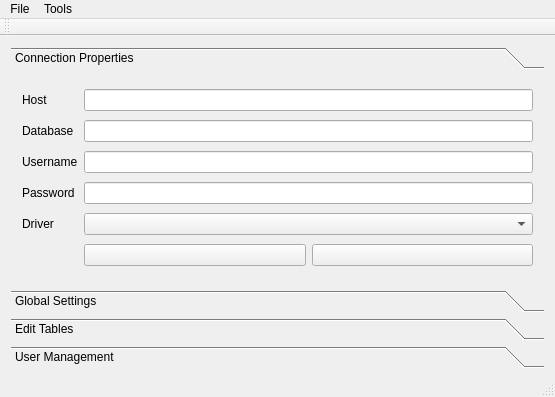
doublebyte1/app_solution, file conf_app/conf_app.ui: the form before one commit.
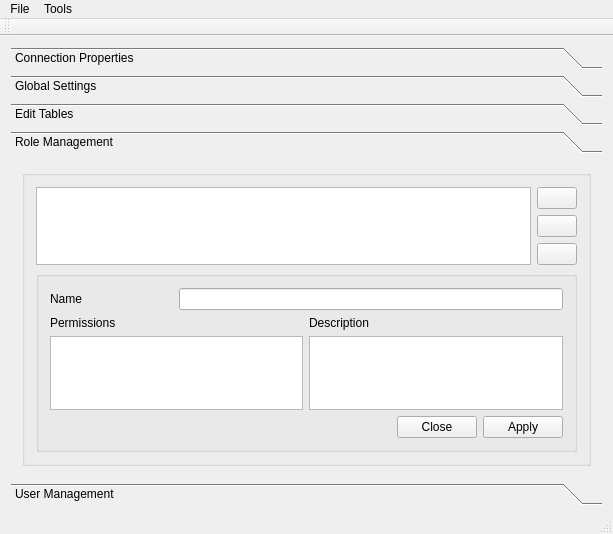
The form after the commit. The open tabs and pages were chosen to show the change. Icons and pictures are not drawn.

Commit message: - Added UI for role management

Diff of the .ui file:
```diff
--- a/conf_app/conf_app.ui
+++ b/conf_app/conf_app.ui
@@ -6,8 +6,8 @@
    <rect>
     <x>0</x>
     <y>0</y>
-    <width>555</width>
-    <height>397</height>
+    <width>613</width>
+    <height>534</height>
    </rect>
   </property>
   <property name="windowTitle">
@@ -29,8 +29,8 @@
         <rect>
          <x>0</x>
          <y>0</y>
-         <width>537</width>
-         <height>221</height>
+         <width>595</width>
+         <height>331</height>
         </rect>
        </property>
        <attribute name="label">
@@ -391,6 +391,198 @@
         </item>
        </layout>
       </widget>
+      <widget class="QWidget" name="RolePage">
+       <property name="geometry">
+        <rect>
+         <x>0</x>
+         <y>0</y>
+         <width>595</width>
+         <height>331</height>
+        </rect>
+       </property>
+       <attribute name="label">
+        <string>Role Management</string>
+       </attribute>
+       <layout class="QVBoxLayout" name="verticalLayout_12">
+        <item>
+         <widget class="QGroupBox" name="groupRole">
+          <property name="title">
+           <string/>
+          </property>
+          <layout class="QVBoxLayout" name="verticalLayout_11">
+           <item>
+            <layout class="QHBoxLayout" name="horizontalLayout_9">
+             <item>
+              <widget class="QTableView" name="tableRoles"/>
+             </item>
+             <item>
+              <layout class="QVBoxLayout" name="verticalLayout_10">
+               <item>
+                <widget class="QPushButton" name="pushNewRole">
+                 <property name="toolTip">
+                  <string>Create new role</string>
+                 </property>
+                 <property name="statusTip">
+                  <string>Create new role</string>
+                 </property>
+                 <property name="whatsThis">
+                  <string>Creates new role</string>
+                 </property>
+                 <property name="text">
+                  <string/>
+                 </property>
+                 <property name="icon">
+                  <iconset resource="conf_app.qrc">
+                   <normaloff>:/conf_app/filenew.png</normaloff>:/conf_app/filenew.png</iconset>
+                 </property>
+                </widget>
+               </item>
+               <item>
+                <widget class="QPushButton" name="pushEditRole">
+                 <property name="sizePolicy">
+                  <sizepolicy hsizetype="Preferred" vsizetype="Fixed">
+                   <horstretch>0</horstretch>
+                   <verstretch>0</verstretch>
+                  </sizepolicy>
+                 </property>
+                 <property name="toolTip">
+                  <string>Edit role</string>
+                 </property>
+                 <property name="statusTip">
+                  <string>Edit role</string>
+                 </property>
+                 <property name="whatsThis">
+                  <string>Edits role</string>
+                 </property>
+                 <property name="text">
+                  <string/>
+                 </property>
+                 <property name="icon">
+                  <iconset resource="conf_app.qrc">
+                   <normaloff>:/conf_app/pencil.png</normaloff>:/conf_app/pencil.png</iconset>
+                 </property>
+                 <property name="checkable">
+                  <bool>true</bool>
+                 </property>
+                </widget>
+               </item>
+               <item>
+                <widget class="QPushButton" name="pushRemoveRole">
+                 <property name="sizePolicy">
+                  <sizepolicy hsizetype="Preferred" vsizetype="Fixed">
+                   <horstretch>0</horstretch>
+                   <verstretch>0</verstretch>
+                  </sizepolicy>
+                 </property>
+                 <property name="toolTip">
+                  <string>Remove role</string>
+                 </property>
+                 <property name="statusTip">
+                  <string>Remove role</string>
+                 </property>
+                 <property name="whatsThis">
+                  <string>Removes role</string>
+                 </property>
+                 <property name="text">
+                  <string/>
+                 </property>
+                 <property name="icon">
+                  <iconset resource="conf_app.qrc">
+                   <normaloff>:/conf_app/cancel.png</normaloff>:/conf_app/cancel.png</iconset>
+                 </property>
+                 <property name="shortcut">
+                  <string>Del</string>
+                 </property>
+                </widget>
+               </item>
+              </layout>
+             </item>
+            </layout>
+           </item>
+           <item>
+            <widget class="QGroupBox" name="groupRoleDetails">
+             <property name="title">
+              <string/>
+             </property>
+             <layout class="QGridLayout" name="gridLayout_7">
+              <item row="0" column="0">
+               <widget class="QLabel" name="label_9">
+                <property name="text">
+                 <string>Name</string>
+                </property>
+                <property name="buddy">
+                 <cstring>lineRoleName</cstring>
+                </property>
+               </widget>
+              </item>
+              <item row="0" column="1" colspan="2">
+               <widget class="QLineEdit" name="lineRoleName"/>
+              </item>
+              <item row="1" column="0" colspan="2">
+               <widget class="QLabel" name="label_11">
+                <property name="text">
+                 <string>Permissions</string>
+                </property>
+                <property name="buddy">
+                 <cstring>tableView_2</cstring>
+                </property>
+               </widget>
+              </item>
+              <item row="1" column="2">
+               <widget class="QLabel" name="label_10">
+                <property name="text">
+                 <string>Description</string>
+                </property>
+                <property name="buddy">
+                 <cstring>textRoleDesc</cstring>
+                </property>
+               </widget>
+              </item>
+              <item row="2" column="0" colspan="2">
+               <widget class="QTableView" name="tableView_2"/>
+              </item>
+              <item row="2" column="2">
+               <widget class="QPlainTextEdit" name="textRoleDesc">
+                <property name="sizePolicy">
+                 <sizepolicy hsizetype="Preferred" vsizetype="Expanding">
+                  <horstretch>0</horstretch>
+                  <verstretch>0</verstretch>
+                 </sizepolicy>
+                </property>
+               </widget>
+              </item>
+              <item row="3" column="0" colspan="3">
+               <layout class="QHBoxLayout" name="horizontalLayout_8">
+                <item>
+                 <spacer name="horizontalSpacer_4">
+                  <property name="orientation">
+                   <enum>Qt::Horizontal</enum>
+                  </property>
+                  <property name="sizeHint" stdset="0">
+                   <size>
+                    <width>40</width>
+                    <height>20</height>
+                   </size>
+                  </property>
+                 </spacer>
+                </item>
+                <item>
+                 <widget class="QDialogButtonBox" name="roleButtonBox">
+                  <property name="standardButtons">
+                   <set>QDialogButtonBox::Apply|QDialogButtonBox::Close</set>
+                  </property>
+                 </widget>
+                </item>
+               </layout>
+              </item>
+             </layout>
+            </widget>
+           </item>
+          </layout>
+         </widget>
+        </item>
+       </layout>
+      </widget>
       <widget class="QWidget" name="page_2">
        <property name="geometry">
         <rect>
@@ -635,7 +827,7 @@
     <rect>
      <x>0</x>
      <y>0</y>
-     <width>555</width>
+     <width>613</width>
      <height>18</height>
     </rect>
    </property>
```
Left out of the diff: 2 changed lines with no effect on the pictures. The commit also changes 13 other files.
